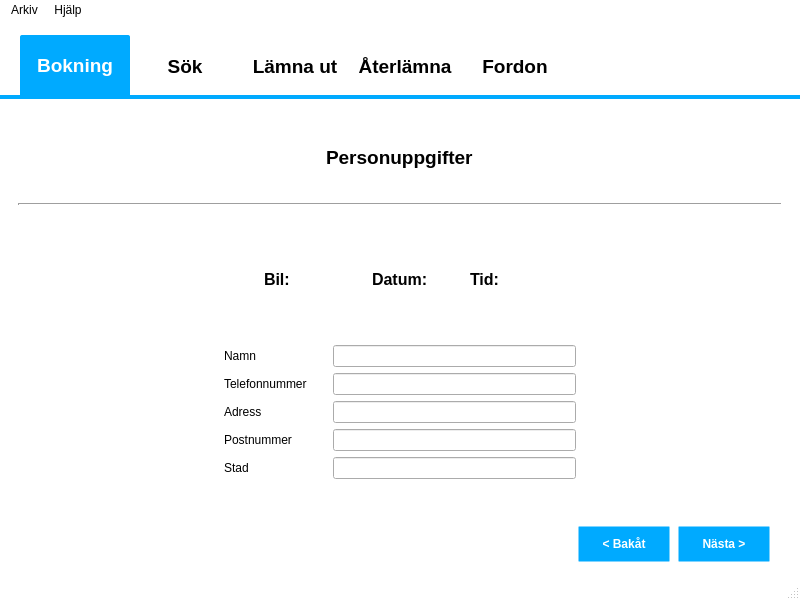
Above: sandbox/andreas/gui/MainWindow.ui from nilsknacken/A3B-repo before the change. Below: the same form after it.
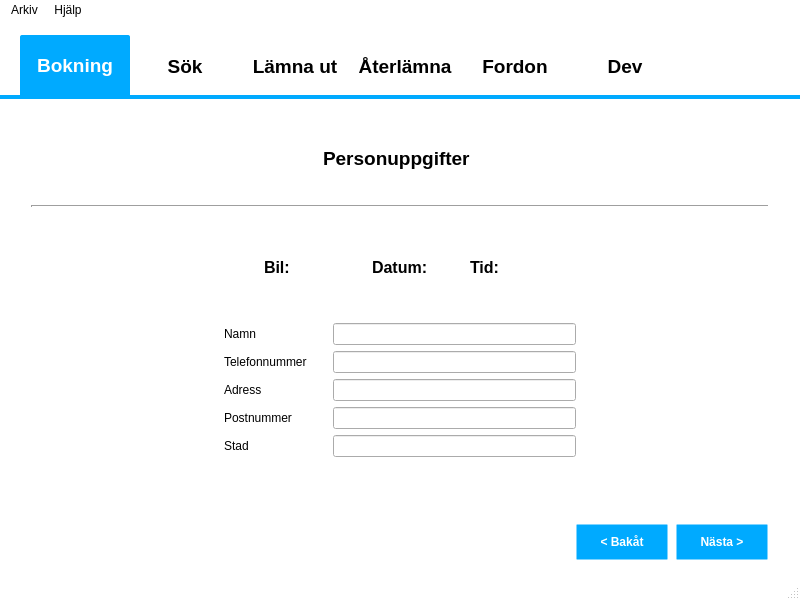
That is the form after the change. The open tabs and pages were chosen to show the change.

```diff
--- a/sandbox/andreas/gui/MainWindow.ui
+++ b/sandbox/andreas/gui/MainWindow.ui
@@ -551,7 +551,7 @@
        <string notr="true"/>
       </property>
       <property name="currentIndex">
-       <number>0</number>
+       <number>5</number>
       </property>
       <property name="usesScrollButtons">
        <bool>false</bool>
@@ -561,12 +561,9 @@
         <string>Bokning</string>
        </attribute>
        <layout class="QVBoxLayout" name="verticalLayout">
-        <property name="spacing">
+        <property name="topMargin">
          <number>0</number>
         </property>
-        <property name="margin">
-         <number>9</number>
-        </property>
         <item>
          <widget class="QTabWidget" name="tabWidget1_2">
           <property name="focusPolicy">
@@ -594,7 +591,7 @@
 	margin-left: 0px; margin-right: 0px; margin-top: 0px; }</string>
           </property>
           <property name="currentIndex">
-           <number>1</number>
+           <number>0</number>
           </property>
           <property name="usesScrollButtons">
            <bool>false</bool>
@@ -982,14 +979,8 @@
            <attribute name="title">
             <string/>
            </attribute>
-           <layout class="QGridLayout" name="gridLayout_6">
-            <property name="margin">
-             <number>0</number>
-            </property>
-            <property name="verticalSpacing">
-             <number>6</number>
-            </property>
-            <item row="0" column="0">
+           <layout class="QVBoxLayout" name="verticalLayout_8">
+            <item>
              <layout class="QGridLayout" name="gridLayout_2">
               <property name="leftMargin">
                <number>9</number>
@@ -1000,8 +991,43 @@
               <property name="rightMargin">
                <number>9</number>
               </property>
+              <item row="0" column="3">
+               <spacer name="verticalSpacer_3">
+                <property name="orientation">
+                 <enum>Qt::Vertical</enum>
+                </property>
+                <property name="sizeType">
+                 <enum>QSizePolicy::Fixed</enum>
+                </property>
+                <property name="sizeHint" stdset="0">
+                 <size>
+                  <width>0</width>
+                  <height>80</height>
+                 </size>
+                </property>
+               </spacer>
+              </item>
+              <item row="0" column="2">
+               <spacer name="horizontalSpacer_11">
+                <property name="orientation">
+                 <enum>Qt::Horizontal</enum>
+                </property>
+                <property name="sizeHint" stdset="0">
+                 <size>
+                  <width>40</width>
+                  <height>20</height>
+                 </size>
+                </property>
+               </spacer>
+              </item>
               <item row="0" column="1">
                <widget class="QLabel" name="labelPersonHeadline">
+                <property name="sizePolicy">
+                 <sizepolicy hsizetype="Preferred" vsizetype="Fixed">
+                  <horstretch>0</horstretch>
+                  <verstretch>0</verstretch>
+                 </sizepolicy>
+                </property>
                 <property name="font">
                  <font>
                   <pointsize>14</pointsize>
@@ -1027,20 +1053,7 @@
                 </property>
                </spacer>
               </item>
-              <item row="0" column="2">
-               <spacer name="horizontalSpacer_11">
-                <property name="orientation">
-                 <enum>Qt::Horizontal</enum>
-                </property>
-                <property name="sizeHint" stdset="0">
-                 <size>
-                  <width>40</width>
-                  <height>20</height>
-                 </size>
-                </property>
-               </spacer>
-              </item>
-              <item row="1" column="0" colspan="3">
+              <item row="1" column="0" colspan="4">
                <widget class="Line" name="line">
                 <property name="lineWidth">
                  <number>2</number>
@@ -1050,64 +1063,101 @@
                 </property>
                </widget>
               </item>
-              <item row="0" column="3">
-               <spacer name="verticalSpacer_3">
-                <property name="orientation">
-                 <enum>Qt::Vertical</enum>
-                </property>
-                <property name="sizeType">
-                 <enum>QSizePolicy::Fixed</enum>
-                </property>
-                <property name="sizeHint" stdset="0">
-                 <size>
-                  <width>0</width>
-                  <height>80</height>
-                 </size>
-                </property>
-               </spacer>
-              </item>
              </layout>
             </item>
-            <item row="1" column="0">
-             <layout class="QGridLayout" name="gridLayout_5">
-              <property name="leftMargin">
-               <number>9</number>
-              </property>
-              <property name="rightMargin">
-               <number>9</number>
-              </property>
-              <item row="0" column="1">
-               <spacer name="verticalSpacer_8">
-                <property name="orientation">
-                 <enum>Qt::Vertical</enum>
-                </property>
-                <property name="sizeHint" stdset="0">
-                 <size>
-                  <width>20</width>
-                  <height>40</height>
-                 </size>
-                </property>
-               </spacer>
-              </item>
-              <item row="0" column="0">
-               <spacer name="horizontalSpacer_22">
-                <property name="orientation">
-                 <enum>Qt::Horizontal</enum>
-                </property>
-                <property name="sizeHint" stdset="0">
-                 <size>
-                  <width>40</width>
-                  <height>20</height>
-                 </size>
-                </property>
-               </spacer>
-              </item>
-              <item row="2" column="1">
-               <layout class="QGridLayout" name="gridLayout_4">
-                <item row="3" column="2">
-                 <widget class="QLineEdit" name="lineEditPostalnr"/>
+            <item>
+             <layout class="QGridLayout" name="gridLayout_6">
+              <item row="1" column="1">
+               <layout class="QGridLayout" name="gridLayout_20">
+                <item row="0" column="3">
+                 <widget class="QLabel" name="labelSelectedRegnr_var_2">
+                  <property name="font">
+                   <font>
+                    <pointsize>12</pointsize>
+                    <weight>75</weight>
+                    <bold>true</bold>
+                   </font>
+                  </property>
+                  <property name="text">
+                   <string/>
+                  </property>
+                 </widget>
                 </item>
-                <item row="1" column="1">
+                <item row="0" column="7">
+                 <widget class="QLabel" name="labelSelectedDate_var_2">
+                  <property name="font">
+                   <font>
+                    <pointsize>12</pointsize>
+                    <weight>75</weight>
+                    <bold>true</bold>
+                   </font>
+                  </property>
+                  <property name="text">
+                   <string/>
+                  </property>
+                 </widget>
+                </item>
+                <item row="0" column="6">
+                 <spacer name="horizontalSpacer_16">
+                  <property name="orientation">
+                   <enum>Qt::Horizontal</enum>
+                  </property>
+                  <property name="sizeType">
+                   <enum>QSizePolicy::Fixed</enum>
+                  </property>
+                  <property name="sizeHint" stdset="0">
+                   <size>
+                    <width>20</width>
+                    <height>0</height>
+                   </size>
+                  </property>
+                 </spacer>
+                </item>
+                <item row="0" column="9">
+                 <spacer name="horizontalSpacer_41">
+                  <property name="orientation">
+                   <enum>Qt::Horizontal</enum>
+                  </property>
+                  <property name="sizeType">
+                   <enum>QSizePolicy::Fixed</enum>
+                  </property>
+                  <property name="sizeHint" stdset="0">
+                   <size>
+                    <width>20</width>
+                    <height>0</height>
+                   </size>
+                  </property>
+                 </spacer>
+                </item>
+                <item row="0" column="10">
+                 <widget class="QLabel" name="labelTime_var_2">
+                  <property name="font">
+                   <font>
+                    <pointsize>12</pointsize>
+                    <weight>75</weight>
+                    <bold>true</bold>
+                   </font>
+                  </property>
+                  <property name="text">
+                   <string/>
+                  </property>
+                 </widget>
+                </item>
+                <item row="0" column="1">
+                 <widget class="QLabel" name="labelSelectedRegnr_2">
+                  <property name="font">
+                   <font>
+                    <pointsize>12</pointsize>
+                    <weight>75</weight>
+                    <bold>true</bold>
+                   </font>
+                  </property>
+                  <property name="text">
+                   <string>Bil:</string>
+                  </property>
+                 </widget>
+                </item>
+                <item row="0" column="2">
                  <spacer name="horizontalSpacer_18">
                   <property name="orientation">
                    <enum>Qt::Horizontal</enum>
@@ -1118,141 +1168,13 @@
                   <property name="sizeHint" stdset="0">
                    <size>
                     <width>20</width>
-                    <height>20</height>
+                    <height>0</height>
                    </size>
                   </property>
                  </spacer>
                 </item>
-                <item row="4" column="1">
-                 <spacer name="horizontalSpacer_21">
-                  <property name="orientation">
-                   <enum>Qt::Horizontal</enum>
-                  </property>
-                  <property name="sizeType">
-                   <enum>QSizePolicy::Fixed</enum>
-                  </property>
-                  <property name="sizeHint" stdset="0">
-                   <size>
-                    <width>20</width>
-                    <height>20</height>
-                   </size>
-                  </property>
-                 </spacer>
-                </item>
-                <item row="0" column="2">
-                 <widget class="QLineEdit" name="lineEditName"/>
-                </item>
-                <item row="1" column="2">
-                 <widget class="QLineEdit" name="lineEdit"/>
-                </item>
-                <item row="3" column="1">
-                 <spacer name="horizontalSpacer_20">
-                  <property name="orientation">
-                   <enum>Qt::Horizontal</enum>
-                  </property>
-                  <property name="sizeType">
-                   <enum>QSizePolicy::Fixed</enum>
-                  </property>
-                  <property name="sizeHint" stdset="0">
-                   <size>
-                    <width>20</width>
-                    <height>20</height>
-                   </size>
-                  </property>
-                 </spacer>
-                </item>
-                <item row="2" column="1">
-                 <spacer name="horizontalSpacer_19">
-                  <property name="orientation">
-                   <enum>Qt::Horizontal</enum>
-                  </property>
-                  <property name="sizeType">
-                   <enum>QSizePolicy::Fixed</enum>
-                  </property>
-                  <property name="sizeHint" stdset="0">
-                   <size>
-                    <width>20</width>
-                    <height>20</height>
-                   </size>
-                  </property>
-                 </spacer>
-                </item>
-                <item row="2" column="2">
-                 <widget class="QLineEdit" name="lineEditAddress"/>
-                </item>
-                <item row="0" column="1">
-                 <spacer name="horizontalSpacer_17">
-                  <property name="orientation">
-                   <enum>Qt::Horizontal</enum>
-                  </property>
-                  <property name="sizeType">
-                   <enum>QSizePolicy::Fixed</enum>
-                  </property>
-                  <property name="sizeHint" stdset="0">
-                   <size>
-                    <width>20</width>
-                    <height>20</height>
-                   </size>
-                  </property>
-                 </spacer>
-                </item>
-                <item row="3" column="0">
-                 <widget class="QLabel" name="labelPostalnr">
-                  <property name="text">
-                   <string>Postnummer</string>
-                  </property>
-                 </widget>
-                </item>
-                <item row="4" column="2">
-                 <widget class="QLineEdit" name="lineEditCity"/>
-                </item>
-                <item row="1" column="0">
-                 <widget class="QLabel" name="labelPhonenr">
-                  <property name="text">
-                   <string>Telefonnummer</string>
-                  </property>
-                 </widget>
-                </item>
-                <item row="2" column="0">
-                 <widget class="QLabel" name="labelAddress">
-                  <property name="text">
-                   <string>Adress</string>
-                  </property>
-                 </widget>
-                </item>
-                <item row="4" column="0">
-                 <widget class="QLabel" name="labelCity">
-                  <property name="text">
-                   <string>Stad</string>
-                  </property>
-                 </widget>
-                </item>
-                <item row="0" column="0">
-                 <widget class="QLabel" name="labelName">
-                  <property name="text">
-                   <string>Namn</string>
-                  </property>
-                 </widget>
-                </item>
-                <item row="5" column="1">
-                 <spacer name="verticalSpacer_7">
-                  <property name="orientation">
-                   <enum>Qt::Vertical</enum>
-                  </property>
-                  <property name="sizeHint" stdset="0">
-                   <size>
-                    <width>20</width>
-                    <height>40</height>
-                   </size>
-                  </property>
-                 </spacer>
-                </item>
-               </layout>
-              </item>
-              <item row="1" column="1">
-               <layout class="QGridLayout" name="gridLayout_3">
                 <item row="0" column="8">
-                 <widget class="QLabel" name="labelTime">
+                 <widget class="QLabel" name="labelTime_2">
                   <property name="font">
                    <font>
                     <pointsize>12</pointsize>
@@ -1265,79 +1187,8 @@
                   </property>
                  </widget>
                 </item>
-                <item row="0" column="1">
-                 <widget class="QLabel" name="labelSelectedRegnr">
-                  <property name="font">
-                   <font>
-                    <pointsize>12</pointsize>
-                    <weight>75</weight>
-                    <bold>true</bold>
-                   </font>
-                  </property>
-                  <property name="text">
-                   <string>Bil:</string>
-                  </property>
-                 </widget>
-                </item>
-                <item row="0" column="0">
-                 <spacer name="horizontalSpacer_16">
-                  <property name="orientation">
-                   <enum>Qt::Horizontal</enum>
-                  </property>
-                  <property name="sizeHint" stdset="0">
-                   <size>
-                    <width>40</width>
-                    <height>20</height>
-                   </size>
-                  </property>
-                 </spacer>
-                </item>
-                <item row="0" column="7">
-                 <widget class="QLabel" name="labelSelectedDate_var">
-                  <property name="font">
-                   <font>
-                    <pointsize>12</pointsize>
-                    <weight>75</weight>
-                    <bold>true</bold>
-                   </font>
-                  </property>
-                  <property name="text">
-                   <string/>
-                  </property>
-                 </widget>
-                </item>
-                <item row="0" column="4">
-                 <spacer name="horizontalSpacer_14">
-                  <property name="orientation">
-                   <enum>Qt::Horizontal</enum>
-                  </property>
-                  <property name="sizeType">
-                   <enum>QSizePolicy::Fixed</enum>
-                  </property>
-                  <property name="sizeHint" stdset="0">
-                   <size>
-                    <width>40</width>
-                    <height>0</height>
-                   </size>
-                  </property>
-                 </spacer>
-                </item>
-                <item row="0" column="3">
-                 <widget class="QLabel" name="labelSelectedRegnr_var">
-                  <property name="font">
-                   <font>
-                    <pointsize>12</pointsize>
-                    <weight>75</weight>
-                    <bold>true</bold>
-                   </font>
-                  </property>
-                  <property name="text">
-                   <string/>
-                  </property>
-                 </widget>
-                </item>
                 <item row="0" column="5">
-                 <widget class="QLabel" name="labelSelectedDate">
+                 <widget class="QLabel" name="labelSelectedDate_2">
                   <property name="font">
                    <font>
                     <pointsize>12</pointsize>
@@ -1350,117 +1201,151 @@
                   </property>
                  </widget>
                 </item>
-                <item row="0" column="12">
-                 <spacer name="verticalSpacer_4">
-                  <property name="orientation">
-                   <enum>Qt::Vertical</enum>
-                  </property>
-                  <property name="sizeType">
-                   <enum>QSizePolicy::Fixed</enum>
-                  </property>
-                  <property name="sizeHint" stdset="0">
-                   <size>
-                    <width>0</width>
-                    <height>40</height>
-                   </size>
-                  </property>
-                 </spacer>
-                </item>
-                <item row="0" column="6">
-                 <spacer name="horizontalSpacer_13">
-                  <property name="orientation">
-                   <enum>Qt::Horizontal</enum>
-                  </property>
-                  <property name="sizeType">
-                   <enum>QSizePolicy::Fixed</enum>
-                  </property>
-                  <property name="sizeHint" stdset="0">
-                   <size>
-                    <width>20</width>
-                    <height>0</height>
-                   </size>
-                  </property>
-                 </spacer>
-                </item>
-                <item row="0" column="11">
+                <item row="0" column="4">
                  <spacer name="horizontalSpacer_15">
                   <property name="orientation">
                    <enum>Qt::Horizontal</enum>
                   </property>
-                  <property name="sizeHint" stdset="0">
-                   <size>
-                    <width>40</width>
-                    <height>20</height>
-                   </size>
-                  </property>
-                 </spacer>
-                </item>
-                <item row="0" column="9">
-                 <spacer name="horizontalSpacer_24">
-                  <property name="orientation">
-                   <enum>Qt::Horizontal</enum>
-                  </property>
                   <property name="sizeType">
                    <enum>QSizePolicy::Fixed</enum>
                   </property>
                   <property name="sizeHint" stdset="0">
                    <size>
-                    <width>20</width>
+                    <width>40</width>
                     <height>0</height>
                    </size>
                   </property>
                  </spacer>
+                </item>
+                <item row="0" column="0">
+                 <spacer name="horizontalSpacer_23">
+                  <property name="orientation">
+                   <enum>Qt::Horizontal</enum>
+                  </property>
+                  <property name="sizeHint" stdset="0">
+                   <size>
+                    <width>40</width>
+                    <height>20</height>
+                   </size>
+                  </property>
+                 </spacer>
+                </item>
+                <item row="0" column="11">
+                 <spacer name="horizontalSpacer_45">
+                  <property name="orientation">
+                   <enum>Qt::Horizontal</enum>
+                  </property>
+                  <property name="sizeHint" stdset="0">
+                   <size>
+                    <width>40</width>
+                    <height>20</height>
+                   </size>
+                  </property>
+                 </spacer>
+                </item>
+               </layout>
+              </item>
+              <item row="1" column="0" rowspan="3">
+               <spacer name="horizontalSpacer_4">
+                <property name="orientation">
+                 <enum>Qt::Horizontal</enum>
+                </property>
+                <property name="sizeHint" stdset="0">
+                 <size>
+                  <width>40</width>
+                  <height>20</height>
+                 </size>
+                </property>
+               </spacer>
+              </item>
+              <item row="3" column="1">
+               <layout class="QGridLayout" name="gridLayout_21">
+                <item row="3" column="2">
+                 <widget class="QLineEdit" name="lineEditPostalnr_2"/>
+                </item>
+                <item row="0" column="1" rowspan="5">
+                 <spacer name="horizontalSpacer_19">
+                  <property name="orientation">
+                   <enum>Qt::Horizontal</enum>
+                  </property>
+                  <property name="sizeType">
+                   <enum>QSizePolicy::Fixed</enum>
+                  </property>
+                  <property name="sizeHint" stdset="0">
+                   <size>
+                    <width>20</width>
+                    <height>20</height>
+                   </size>
+                  </property>
+                 </spacer>
+                </item>
+                <item row="4" column="0">
+                 <widget class="QLabel" name="labelCity_2">
+                  <property name="text">
+                   <string>Stad</string>
+                  </property>
+                 </widget>
+                </item>
+                <item row="2" column="0">
+                 <widget class="QLabel" name="labelAddress_2">
+                  <property name="text">
+                   <string>Adress</string>
+                  </property>
+                 </widget>
+                </item>
+                <item row="2" column="2">
+                 <widget class="QLineEdit" name="lineEditAddress_2"/>
+                </item>
+                <item row="0" column="0">
+                 <widget class="QLabel" name="labelName_2">
+                  <property name="text">
+                   <string>Namn</string>
+                  </property>
+                 </widget>
+                </item>
+                <item row="1" column="2">
+                 <widget class="QLineEdit" name="lineEdit_2"/>
                 </item>
                 <item row="0" column="2">
-                 <spacer name="horizontalSpacer_12">
-                  <property name="orientation">
-                   <enum>Qt::Horizontal</enum>
-                  </property>
-                  <property name="sizeType">
-                   <enum>QSizePolicy::Fixed</enum>
-                  </property>
-                  <property name="sizeHint" stdset="0">
-                   <size>
-                    <width>20</width>
-                    <height>0</height>
-                   </size>
-                  </property>
-                 </spacer>
+                 <widget class="QLineEdit" name="lineEditName_2"/>
                 </item>
-                <item row="0" column="10">
-                 <widget class="QLabel" name="labelTime_var">
-                  <property name="font">
-                   <font>
-                    <pointsize>12</pointsize>
-                    <weight>75</weight>
-                    <bold>true</bold>
-                   </font>
-                  </property>
+                <item row="4" column="2">
+                 <widget class="QLineEdit" name="lineEditCity_2"/>
+                </item>
+                <item row="3" column="0">
+                 <widget class="QLabel" name="labelPostalnr_2">
                   <property name="text">
-                   <string/>
+                   <string>Postnummer</string>
                   </property>
                  </widget>
                 </item>
                 <item row="1" column="0">
-                 <spacer name="verticalSpacer">
-                  <property name="orientation">
-                   <enum>Qt::Vertical</enum>
+                 <widget class="QLabel" name="labelPhonenr_2">
+                  <property name="text">
+                   <string>Telefonnummer</string>
                   </property>
-                  <property name="sizeType">
-                   <enum>QSizePolicy::Fixed</enum>
-                  </property>
-                  <property name="sizeHint" stdset="0">
-                   <size>
-                    <width>0</width>
-                    <height>40</height>
-                   </size>
-                  </property>
-                 </spacer>
+                 </widget>
                 </item>
                </layout>
               </item>
-              <item row="0" column="2">
-               <spacer name="horizontalSpacer_23">
+              <item row="2" column="1">
+               <spacer name="verticalSpacer">
+                <property name="orientation">
+                 <enum>Qt::Vertical</enum>
+                </property>
+                <property name="sizeType">
+                 <enum>QSizePolicy::Fixed</enum>
+                </property>
+                <property name="sizeHint" stdset="0">
+                 <size>
+                  <width>20</width>
+                  <height>40</height>
+                 </size>
+                </property>
+               </spacer>
+              </item>
+              <item row="1" column="2" rowspan="3">
+               <spacer name="horizontalSpacer_6">
                 <property name="orientation">
                  <enum>Qt::Horizontal</enum>
                 </property>
@@ -1472,6 +1357,32 @@
                 </property>
                </spacer>
               </item>
+              <item row="4" column="0" colspan="3">
+               <spacer name="verticalSpacer_7">
+                <property name="orientation">
+                 <enum>Qt::Vertical</enum>
+                </property>
+                <property name="sizeHint" stdset="0">
+                 <size>
+                  <width>20</width>
+                  <height>40</height>
+                 </size>
+                </property>
+               </spacer>
+              </item>
+              <item row="0" column="0" colspan="3">
+               <spacer name="verticalSpacer_4">
+                <property name="orientation">
+                 <enum>Qt::Vertical</enum>
+                </property>
+                <property name="sizeHint" stdset="0">
+                 <size>
+                  <width>20</width>
+                  <height>40</height>
+                 </size>
+                </property>
+               </spacer>
+              </item>
              </layout>
             </item>
            </layout>
@@ -1784,8 +1695,8 @@
               <rect>
                <x>0</x>
                <y>0</y>
-               <width>602</width>
-               <height>320</height>
+               <width>606</width>
+               <height>289</height>
               </rect>
              </property>
             </widget>
@@ -2226,7 +2137,11 @@
            </spacer>
           </item>
           <item row="0" column="3">
-           <widget class="QLineEdit" name="lineEditSearch_2"/>
+           <widget class="QLineEdit" name="lineEditSearch_2">
+            <property name="maxLength">
+             <number>6</number>
+            </property>
+           </widget>
           </item>
           <item row="0" column="2">
            <spacer name="horizontalSpacer_35">
@@ -2290,7 +2205,7 @@
              </font>
             </property>
             <property name="text">
-             <string>Bilnummer</string>
+             <string>Registreringsnumer</string>
             </property>
            </widget>
           </item>
@@ -2388,6 +2303,34 @@
         </item>
        </layout>
       </widget>
+      <widget class="QWidget" name="tabDev">
+       <attribute name="title">
+        <string>Dev</string>
+       </attribute>
+       <widget class="QTabWidget" name="tabWidget">
+        <property name="geometry">
+         <rect>
+          <x>360</x>
+          <y>50</y>
+          <width>123</width>
+          <height>80</height>
+         </rect>
+        </property>
+        <property name="tabPosition">
+         <enum>QTabWidget::West</enum>
+        </property>
+        <widget class="QWidget" name="tab">
+         <attribute name="title">
+          <string>Tab 1</string>
+         </attribute>
+        </widget>
+        <widget class="QWidget" name="tab_2">
+         <attribute name="title">
+          <string>Tab 2</string>
+         </attribute>
+        </widget>
+       </widget>
+      </widget>
      </widget>
     </item>
    </layout>
```
